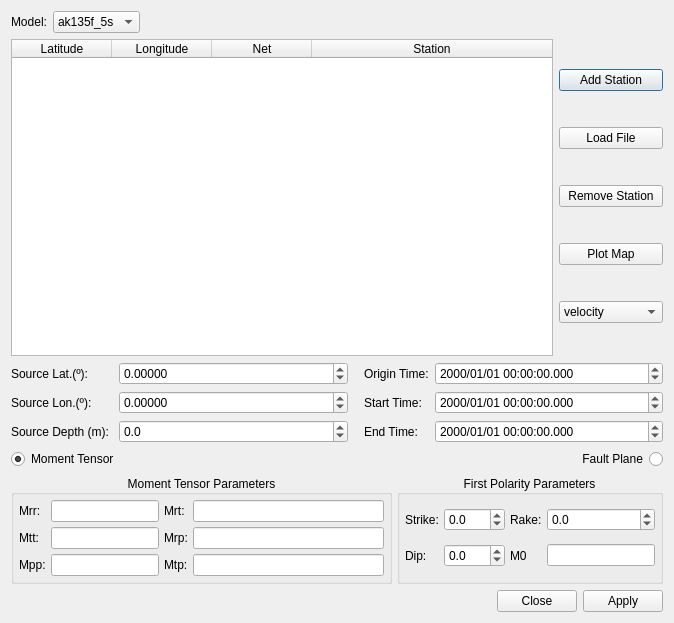
First picture: the form in isp/resources/designer_uis/SyntheticsGeneratorDialog.ui, repository ProjectISP/ISP, before the edit.
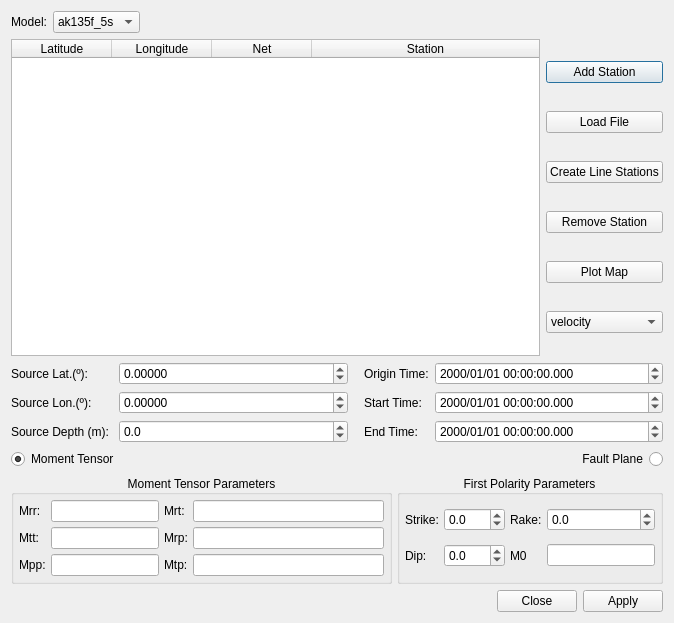
Second picture: the form after the edit.

Commit message: Finished Synthetic Generator and Synthetic dIALOG. just reminding correctly sort by azimuth. Included create line of stations.

Patch:
```diff
--- a/isp/resources/designer_uis/SyntheticsGeneratorDialog.ui
+++ b/isp/resources/designer_uis/SyntheticsGeneratorDialog.ui
@@ -119,6 +119,13 @@
          </property>
         </widget>
        </item>
+       <item>
+        <widget class="QPushButton" name="createLineStationsBtn">
+         <property name="text">
+          <string>Create Line Stations</string>
+         </property>
+        </widget>
+       </item>
        <item>
         <widget class="QPushButton" name="pushButtonRemStation">
          <property name="text">
```
The commit also changes 7 other files.
